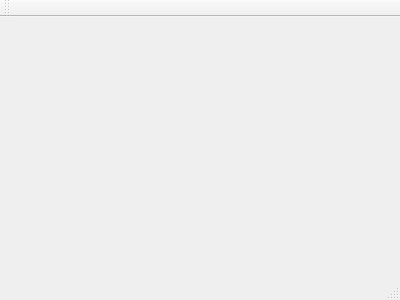
This is mainwindow.ui in CrazyNoob001/ProjektPO as Qt 5 draws it before an edit. The edited form follows.
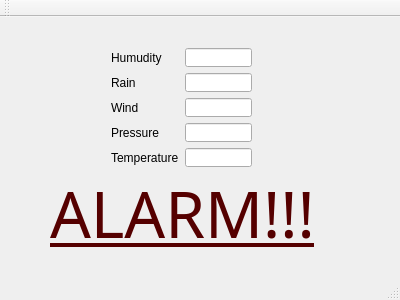
This is the edited form.

Patch:
```diff
--- a/mainwindow.ui
+++ b/mainwindow.ui
@@ -12,13 +12,551 @@
   <property name="windowTitle" >
    <string>MainWindow</string>
   </property>
-  <widget class="QMenuBar" name="menuBar" />
-  <widget class="QToolBar" name="mainToolBar" />
-  <widget class="QWidget" name="centralWidget" />
-  <widget class="QStatusBar" name="statusBar" />
+  <widget class="QWidget" name="centralWidget">
+   <widget class="QLabel" name="alarm">
+    <property name="enabled">
+     <bool>false</bool>
+    </property>
+    <property name="geometry">
+     <rect>
+      <x>50</x>
+      <y>160</y>
+      <width>291</width>
+      <height>71</height>
+     </rect>
+    </property>
+    <property name="palette">
+     <palette>
+      <active>
+       <colorrole role="WindowText">
+        <brush brushstyle="SolidPattern">
+         <color alpha="255">
+          <red>0</red>
+          <green>0</green>
+          <blue>0</blue>
+         </color>
+        </brush>
+       </colorrole>
+       <colorrole role="Button">
+        <brush brushstyle="SolidPattern">
+         <color alpha="255">
+          <red>170</red>
+          <green>0</green>
+          <blue>0</blue>
+         </color>
+        </brush>
+       </colorrole>
+       <colorrole role="Light">
+        <brush brushstyle="SolidPattern">
+         <color alpha="255">
+          <red>255</red>
+          <green>0</green>
+          <blue>0</blue>
+         </color>
+        </brush>
+       </colorrole>
+       <colorrole role="Midlight">
+        <brush brushstyle="SolidPattern">
+         <color alpha="255">
+          <red>212</red>
+          <green>0</green>
+          <blue>0</blue>
+         </color>
+        </brush>
+       </colorrole>
+       <colorrole role="Dark">
+        <brush brushstyle="SolidPattern">
+         <color alpha="255">
+          <red>85</red>
+          <green>0</green>
+          <blue>0</blue>
+         </color>
+        </brush>
+       </colorrole>
+       <colorrole role="Mid">
+        <brush brushstyle="SolidPattern">
+         <color alpha="255">
+          <red>113</red>
+          <green>0</green>
+          <blue>0</blue>
+         </color>
+        </brush>
+       </colorrole>
+       <colorrole role="Text">
+        <brush brushstyle="SolidPattern">
+         <color alpha="255">
+          <red>0</red>
+          <green>0</green>
+          <blue>0</blue>
+         </color>
+        </brush>
+       </colorrole>
+       <colorrole role="BrightText">
+        <brush brushstyle="SolidPattern">
+         <color alpha="255">
+          <red>255</red>
+          <green>255</green>
+          <blue>255</blue>
+         </color>
+        </brush>
+       </colorrole>
+       <colorrole role="ButtonText">
+        <brush brushstyle="SolidPattern">
+         <color alpha="255">
+          <red>0</red>
+          <green>0</green>
+          <blue>0</blue>
+         </color>
+        </brush>
+       </colorrole>
+       <colorrole role="Base">
+        <brush brushstyle="SolidPattern">
+         <color alpha="255">
+          <red>255</red>
+          <green>255</green>
+          <blue>255</blue>
+         </color>
+        </brush>
+       </colorrole>
+       <colorrole role="Window">
+        <brush brushstyle="SolidPattern">
+         <color alpha="255">
+          <red>170</red>
+          <green>0</green>
+          <blue>0</blue>
+         </color>
+        </brush>
+       </colorrole>
+       <colorrole role="Shadow">
+        <brush brushstyle="SolidPattern">
+         <color alpha="255">
+          <red>0</red>
+          <green>0</green>
+          <blue>0</blue>
+         </color>
+        </brush>
+       </colorrole>
+       <colorrole role="AlternateBase">
+        <brush brushstyle="SolidPattern">
+         <color alpha="255">
+          <red>212</red>
+          <green>127</green>
+          <blue>127</blue>
+         </color>
+        </brush>
+       </colorrole>
+       <colorrole role="ToolTipBase">
+        <brush brushstyle="SolidPattern">
+         <color alpha="255">
+          <red>255</red>
+          <green>255</green>
+          <blue>220</blue>
+         </color>
+        </brush>
+       </colorrole>
+       <colorrole role="ToolTipText">
+        <brush brushstyle="SolidPattern">
+         <color alpha="255">
+          <red>0</red>
+          <green>0</green>
+          <blue>0</blue>
+         </color>
+        </brush>
+       </colorrole>
+      </active>
+      <inactive>
+       <colorrole role="WindowText">
+        <brush brushstyle="SolidPattern">
+         <color alpha="255">
+          <red>0</red>
+          <green>0</green>
+          <blue>0</blue>
+         </color>
+        </brush>
+       </colorrole>
+       <colorrole role="Button">
+        <brush brushstyle="SolidPattern">
+         <color alpha="255">
+          <red>170</red>
+          <green>0</green>
+          <blue>0</blue>
+         </color>
+        </brush>
+       </colorrole>
+       <colorrole role="Light">
+        <brush brushstyle="SolidPattern">
+         <color alpha="255">
+          <red>255</red>
+          <green>0</green>
+          <blue>0</blue>
+         </color>
+        </brush>
+       </colorrole>
+       <colorrole role="Midlight">
+        <brush brushstyle="SolidPattern">
+         <color alpha="255">
+          <red>212</red>
+          <green>0</green>
+          <blue>0</blue>
+         </color>
+        </brush>
+       </colorrole>
+       <colorrole role="Dark">
+        <brush brushstyle="SolidPattern">
+         <color alpha="255">
+          <red>85</red>
+          <green>0</green>
+          <blue>0</blue>
+         </color>
+        </brush>
+       </colorrole>
+       <colorrole role="Mid">
+        <brush brushstyle="SolidPattern">
+         <color alpha="255">
+          <red>113</red>
+          <green>0</green>
+          <blue>0</blue>
+         </color>
+        </brush>
+       </colorrole>
+       <colorrole role="Text">
+        <brush brushstyle="SolidPattern">
+         <color alpha="255">
+          <red>0</red>
+          <green>0</green>
+          <blue>0</blue>
+         </color>
+        </brush>
+       </colorrole>
+       <colorrole role="BrightText">
+        <brush brushstyle="SolidPattern">
+         <color alpha="255">
+          <red>255</red>
+          <green>255</green>
+          <blue>255</blue>
+         </color>
+        </brush>
+       </colorrole>
+       <colorrole role="ButtonText">
+        <brush brushstyle="SolidPattern">
+         <color alpha="255">
+          <red>0</red>
+          <green>0</green>
+          <blue>0</blue>
+         </color>
+        </brush>
+       </colorrole>
+       <colorrole role="Base">
+        <brush brushstyle="SolidPattern">
+         <color alpha="255">
+          <red>255</red>
+          <green>255</green>
+          <blue>255</blue>
+         </color>
+        </brush>
+       </colorrole>
+       <colorrole role="Window">
+        <brush brushstyle="SolidPattern">
+         <color alpha="255">
+          <red>170</red>
+          <green>0</green>
+          <blue>0</blue>
+         </color>
+        </brush>
+       </colorrole>
+       <colorrole role="Shadow">
+        <brush brushstyle="SolidPattern">
+         <color alpha="255">
+          <red>0</red>
+          <green>0</green>
+          <blue>0</blue>
+         </color>
+        </brush>
+       </colorrole>
+       <colorrole role="AlternateBase">
+        <brush brushstyle="SolidPattern">
+         <color alpha="255">
+          <red>212</red>
+          <green>127</green>
+          <blue>127</blue>
+         </color>
+        </brush>
+       </colorrole>
+       <colorrole role="ToolTipBase">
+        <brush brushstyle="SolidPattern">
+         <color alpha="255">
+          <red>255</red>
+          <green>255</green>
+          <blue>220</blue>
+         </color>
+        </brush>
+       </colorrole>
+       <colorrole role="ToolTipText">
+        <brush brushstyle="SolidPattern">
+         <color alpha="255">
+          <red>0</red>
+          <green>0</green>
+          <blue>0</blue>
+         </color>
+        </brush>
+       </colorrole>
+      </inactive>
+      <disabled>
+       <colorrole role="WindowText">
+        <brush brushstyle="SolidPattern">
+         <color alpha="255">
+          <red>85</red>
+          <green>0</green>
+          <blue>0</blue>
+         </color>
+        </brush>
+       </colorrole>
+       <colorrole role="Button">
+        <brush brushstyle="SolidPattern">
+         <color alpha="255">
+          <red>170</red>
+          <green>0</green>
+          <blue>0</blue>
+         </color>
+        </brush>
+       </colorrole>
+       <colorrole role="Light">
+        <brush brushstyle="SolidPattern">
+         <color alpha="255">
+          <red>255</red>
+          <green>0</green>
+          <blue>0</blue>
+         </color>
+        </brush>
+       </colorrole>
+       <colorrole role="Midlight">
+        <brush brushstyle="SolidPattern">
+         <color alpha="255">
+          <red>212</red>
+          <green>0</green>
+          <blue>0</blue>
+         </color>
+        </brush>
+       </colorrole>
+       <colorrole role="Dark">
+        <brush brushstyle="SolidPattern">
+         <color alpha="255">
+          <red>85</red>
+          <green>0</green>
+          <blue>0</blue>
+         </color>
+        </brush>
+       </colorrole>
+       <colorrole role="Mid">
+        <brush brushstyle="SolidPattern">
+         <color alpha="255">
+          <red>113</red>
+          <green>0</green>
+          <blue>0</blue>
+         </color>
+        </brush>
+       </colorrole>
+       <colorrole role="Text">
+        <brush brushstyle="SolidPattern">
+         <color alpha="255">
+          <red>85</red>
+          <green>0</green>
+          <blue>0</blue>
+         </color>
+        </brush>
+       </colorrole>
+       <colorrole role="BrightText">
+        <brush brushstyle="SolidPattern">
+         <color alpha="255">
+          <red>255</red>
+          <green>255</green>
+          <blue>255</blue>
+         </color>
+        </brush>
+       </colorrole>
+       <colorrole role="ButtonText">
+        <brush brushstyle="SolidPattern">
+         <color alpha="255">
+          <red>85</red>
+          <green>0</green>
+          <blue>0</blue>
+         </color>
+        </brush>
+       </colorrole>
+       <colorrole role="Base">
+        <brush brushstyle="SolidPattern">
+         <color alpha="255">
+          <red>170</red>
+          <green>0</green>
+          <blue>0</blue>
+         </color>
+        </brush>
+       </colorrole>
+       <colorrole role="Window">
+        <brush brushstyle="SolidPattern">
+         <color alpha="255">
+          <red>170</red>
+          <green>0</green>
+          <blue>0</blue>
+         </color>
+        </brush>
+       </colorrole>
+       <colorrole role="Shadow">
+        <brush brushstyle="SolidPattern">
+         <color alpha="255">
+          <red>0</red>
+          <green>0</green>
+          <blue>0</blue>
+         </color>
+        </brush>
+       </colorrole>
+       <colorrole role="AlternateBase">
+        <brush brushstyle="SolidPattern">
+         <color alpha="255">
+          <red>170</red>
+          <green>0</green>
+          <blue>0</blue>
+         </color>
+        </brush>
+       </colorrole>
+       <colorrole role="ToolTipBase">
+        <brush brushstyle="SolidPattern">
+         <color alpha="255">
+          <red>255</red>
+          <green>255</green>
+          <blue>220</blue>
+         </color>
+        </brush>
+       </colorrole>
+       <colorrole role="ToolTipText">
+        <brush brushstyle="SolidPattern">
+         <color alpha="255">
+          <red>0</red>
+          <green>0</green>
+          <blue>0</blue>
+         </color>
+        </brush>
+       </colorrole>
+      </disabled>
+     </palette>
+    </property>
+    <property name="font">
+     <font>
+      <family>Microsoft YaHei</family>
+      <pointsize>48</pointsize>
+      <weight>50</weight>
+      <bold>false</bold>
+      <underline>true</underline>
+     </font>
+    </property>
+    <property name="text">
+     <string>ALARM!!!</string>
+    </property>
+   </widget>
+   <widget class="QWidget" name="">
+    <property name="geometry">
+     <rect>
+      <x>100</x>
+      <y>20</y>
+      <width>163</width>
+      <height>141</height>
+     </rect>
+    </property>
+    <layout class="QFormLayout" name="formLayout">
+     <item row="0" column="0">
+      <widget class="QLabel" name="label">
+       <property name="text">
+        <string>Humudity</string>
+       </property>
+      </widget>
+     </item>
+     <item row="0" column="1">
+      <widget class="QLineEdit" name="humValue">
+       <property name="readOnly">
+        <bool>true</bool>
+       </property>
+      </widget>
+     </item>
+     <item row="1" column="0">
+      <widget class="QLabel" name="label_2">
+       <property name="text">
+        <string>Rain</string>
+       </property>
+      </widget>
+     </item>
+     <item row="1" column="1">
+      <widget class="QLineEdit" name="rainValue">
+       <property name="readOnly">
+        <bool>true</bool>
+       </property>
+      </widget>
+     </item>
+     <item row="2" column="0">
+      <widget class="QLabel" name="label_3">
+       <property name="text">
+        <string>Wind</string>
+       </property>
+      </widget>
+     </item>
+     <item row="2" column="1">
+      <widget class="QLineEdit" name="windValue">
+       <property name="readOnly">
+        <bool>true</bool>
+       </property>
+      </widget>
+     </item>
+     <item row="3" column="0">
+      <widget class="QLabel" name="label_5">
+       <property name="text">
+        <string>Pressure</string>
+       </property>
+      </widget>
+     </item>
+     <item row="3" column="1">
+      <widget class="QLineEdit" name="pressureValue">
+       <property name="readOnly">
+        <bool>true</bool>
+       </property>
+      </widget>
+     </item>
+     <item row="4" column="0">
+      <widget class="QLabel" name="label_6">
+       <property name="text">
+        <string>Temperature</string>
+       </property>
+      </widget>
+     </item>
+     <item row="4" column="1">
+      <widget class="QLineEdit" name="tempValue">
+       <property name="readOnly">
+        <bool>true</bool>
+       </property>
+      </widget>
+     </item>
+    </layout>
+   </widget>
+  </widget>
+  <widget class="QMenuBar" name="menuBar">
+   <property name="geometry">
+    <rect>
+     <x>0</x>
+     <y>0</y>
+     <width>400</width>
+     <height>20</height>
+    </rect>
+   </property>
+  </widget>
+  <widget class="QToolBar" name="mainToolBar">
+   <attribute name="toolBarArea">
+    <enum>TopToolBarArea</enum>
+   </attribute>
+   <attribute name="toolBarBreak">
+    <bool>false</bool>
+   </attribute>
+  </widget>
+  <widget class="QStatusBar" name="statusBar"/>
  </widget>
- <layoutDefault spacing="6" margin="11" />
- <pixmapfunction></pixmapfunction>
+ <layoutdefault spacing="6" margin="11"/>
  <resources/>
  <connections/>
 </ui>
```
Left out of the diff: 7 changed lines with no effect on the pictures.
